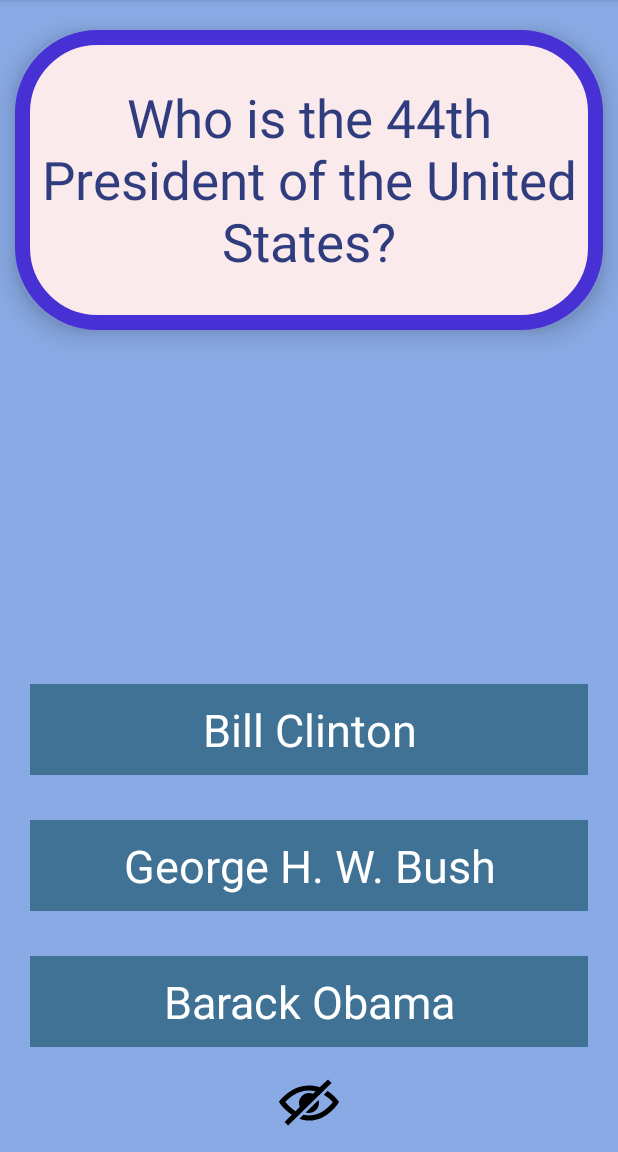
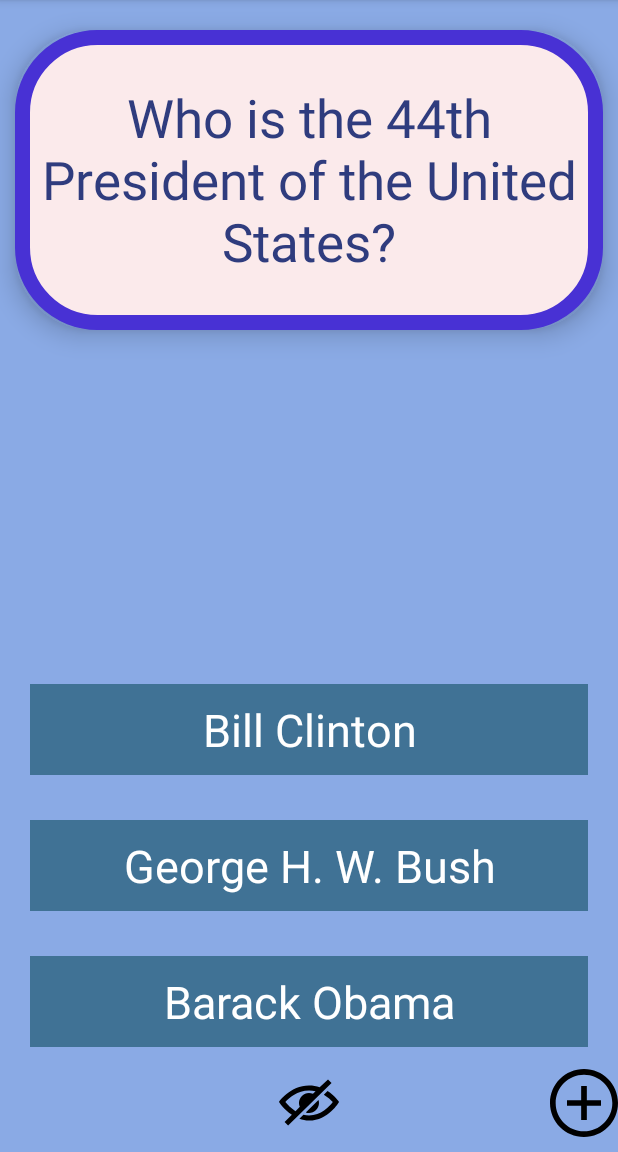
Before and after one commit to ericphuong/flashcards, an Android app: the screen it shows after launch (MainActivity), on a phone screen of 412 x 824 dp, the part 84-1236 px from its top. Run offline under Robolectric (Android 15) with nearby library versions, the phone set to English and light mode, and no system bars.

Commit message:
Updated app
Added new features

```diff
--- a/FlashcardsApp/app/src/main/AndroidManifest.xml
+++ b/FlashcardsApp/app/src/main/AndroidManifest.xml
@@ -10,6 +10,9 @@
         android:supportsRtl="true"
         android:theme="@style/Theme.FlashcardsApp">
         <activity
+            android:name=".AddCardActivity"
+            android:exported="false" />
+        <activity
             android:name=".MainActivity"
             android:exported="true">
             <intent-filter>
--- a/FlashcardsApp/app/src/main/java/com/example/flashcardsapp/MainActivity.java
+++ b/FlashcardsApp/app/src/main/java/com/example/flashcardsapp/MainActivity.java
@@ -1,13 +1,29 @@
 package com.example.flashcardsapp;
 
+import androidx.annotation.NonNull;
 import androidx.appcompat.app.AppCompatActivity;
 
+import android.content.Intent;
 import android.os.Bundle;
+import android.view.LayoutInflater;
 import android.view.View;
 import android.widget.ImageView;
 import android.widget.TextView;
 
 public class MainActivity extends AppCompatActivity {
+
+    @Override
+    protected void onActivityResult(int requestCode, int resultCode, Intent data) {
+        if (requestCode == 100 && resultCode == RESULT_OK) {
+            String string1 = data.getExtras().getString("string1");
+            String string2 = data.getExtras().getString("string2");
+            ((TextView) findViewById(R.id.flashcard_question)).setText(string1);
+            ((TextView) findViewById(R.id.flashcard_answer)).setText(string2);
+            ((TextView) findViewById(R.id.first_answer)).setVisibility(View.INVISIBLE);
+            ((TextView) findViewById(R.id.second_answer)).setVisibility(View.INVISIBLE);
+            ((TextView) findViewById(R.id.third_answer)).setVisibility(View.INVISIBLE);
+        }
+    }
 
     @Override
     protected void onCreate(Bundle savedInstanceState) {
@@ -73,7 +89,20 @@ public class MainActivity extends AppCompatActivity {
             }
         });
 
+        findViewById(R.id.add).setOnClickListener(new View.OnClickListener() {
+            @Override
+            public void onClick(View view) {
+                Intent intent = new Intent(MainActivity.this, AddCardActivity.class);
+                MainActivity.this.startActivityForResult(intent, 100);
+            }
+        });
 
 
     }
+
+    @NonNull
+    @Override
+    public LayoutInflater getLayoutInflater() {
+        return super.getLayoutInflater();
+    }
 }
--- /dev/null
+++ b/FlashcardsApp/app/src/main/res/drawable/add2.xml
@@ -0,0 +1,9 @@
+<vector xmlns:android="http://schemas.android.com/apk/res/android"
+    android:width="24dp"
+    android:height="24dp"
+    android:viewportWidth="24"
+    android:viewportHeight="24">
+  <path
+      android:fillColor="#FF000000"
+      android:pathData="M12,2c5.514,0 10,4.486 10,10s-4.486,10 -10,10 -10,-4.486 -10,-10 4.486,-10 10,-10zM12,0c-6.627,0 -12,5.373 -12,12s5.373,12 12,12 12,-5.373 12,-12 -5.373,-12 -12,-12zM18,13h-5v5h-2v-5h-5v-2h5v-5h2v5h5v2z"/>
+</vector>
--- a/FlashcardsApp/app/src/main/res/layout/activity_main.xml
+++ b/FlashcardsApp/app/src/main/res/layout/activity_main.xml
@@ -11,16 +11,15 @@
         android:id="@+id/flashcard_question"
         android:layout_width="match_parent"
         android:layout_height="200dp"
-        android:text="Who is the 44th President of the United States?"
-        android:textSize="35sp"
-        android:gravity="center"
-        android:background="@drawable/card_background"
-        android:textColor="#2F3C7E"
-        android:elevation="10dp"
+        android:layout_marginLeft="10dp"
         android:layout_marginTop="20dp"
         android:layout_marginRight="10dp"
-        android:layout_marginLeft="10dp"
-        />
+        android:background="@drawable/card_background"
+        android:elevation="10dp"
+        android:gravity="center"
+        android:text="Who is the 44th President of the United States?"
+        android:textColor="#2F3C7E"
+        android:textSize="35sp" />
 
     <TextView
         android:id="@+id/flashcard_answer"
@@ -40,62 +39,59 @@
     <TextView
         android:id="@+id/third_answer"
         android:layout_width="wrap_content"
+        android:layout_height="wrap_content"
+        android:layout_alignLeft="@id/flashcard_answer"
+        android:layout_alignRight="@id/flashcard_answer"
+        android:layout_alignParentBottom="true"
         android:layout_centerHorizontal="true"
+        android:layout_marginLeft="10dp"
+        android:layout_marginRight="10dp"
         android:layout_marginBottom="70dp"
-        android:layout_marginRight="10dp"
-        android:layout_marginLeft="10dp"
         android:background="#407295"
-        android:layout_height="wrap_content"
-        android:layout_alignParentBottom="true"
+        android:gravity="center"
+        android:padding="10dp"
         android:text="Barack Obama"
-        android:padding="10dp"
         android:textColor="@color/white"
         android:textSize="30sp"
-        android:gravity="center"
-        android:layout_alignRight="@id/flashcard_answer"
-        android:layout_alignLeft="@id/flashcard_answer"
-        android:visibility="visible"
-        />
+        android:visibility="visible" />
 
     <TextView
         android:id="@+id/second_answer"
         android:layout_width="wrap_content"
+        android:layout_height="wrap_content"
+        android:layout_above="@id/third_answer"
+        android:layout_alignLeft="@id/flashcard_answer"
+        android:layout_alignRight="@id/flashcard_answer"
         android:layout_centerHorizontal="true"
+        android:layout_marginLeft="10dp"
+        android:layout_marginRight="10dp"
         android:layout_marginBottom="30dp"
-        android:layout_marginRight="10dp"
-        android:layout_marginLeft="10dp"
         android:background="#407295"
-        android:layout_height="wrap_content"
+        android:gravity="center"
+        android:padding="10dp"
         android:text="George H. W. Bush"
-        android:padding="10dp"
         android:textColor="@color/white"
         android:textSize="30sp"
-        android:gravity="center"
-        android:layout_above="@id/third_answer"
-        android:layout_alignRight="@id/flashcard_answer"
-        android:layout_alignLeft="@id/flashcard_answer"
-        android:visibility="visible"
-        />
+        android:visibility="visible" />
 
     <TextView
         android:id="@+id/first_answer"
         android:layout_width="wrap_content"
+        android:layout_height="wrap_content"
+        android:layout_above="@id/second_answer"
+        android:layout_alignLeft="@id/flashcard_answer"
+        android:layout_alignRight="@id/flashcard_answer"
         android:layout_centerHorizontal="true"
+        android:layout_marginLeft="10dp"
+        android:layout_marginRight="10dp"
         android:layout_marginBottom="30dp"
-        android:layout_marginRight="10dp"
-        android:layout_marginLeft="10dp"
         android:background="#407295"
-        android:layout_height="wrap_content"
+        android:gravity="center"
+        android:padding="10dp"
         android:text="Bill Clinton"
-        android:padding="10dp"
         android:textColor="@color/white"
         android:textSize="30sp"
-        android:gravity="center"
-        android:layout_above="@id/second_answer"
-        android:layout_alignRight="@id/flashcard_answer"
-        android:layout_alignLeft="@id/flashcard_answer"
-        android:visibility="visible"
-        />
+        android:visibility="visible" />
 
     <ImageView
         android:id="@+id/toggle_choices_visibility"
@@ -104,8 +100,7 @@
         android:layout_alignParentBottom="true"
         android:layout_centerHorizontal="true"
         android:src="@drawable/eye"
-        android:visibility="invisible"
-        />
+        android:visibility="invisible" />
 
     <ImageView
         android:id="@+id/toggle_choices_invisibility"
@@ -114,8 +109,17 @@
         android:layout_alignParentBottom="true"
         android:layout_centerHorizontal="true"
         android:src="@drawable/crossed_eye"
+        android:visibility="visible" />
+
+    <ImageView
+        android:id="@+id/add"
+        android:layout_width="45dp"
+        android:layout_height="65dp"
+        android:layout_alignParentBottom="true"
+        android:layout_centerHorizontal="true"
+        android:layout_alignParentRight="true"
+        android:src="@drawable/add2"
         android:visibility="visible"
         />
 
-
 </RelativeLayout>
```
Also changed, not shown: FlashcardsApp/app/src/main/java/com/example/flashcardsapp/AddCardActivity.java (added, +39 -0 lines), FlashcardsApp/app/src/main/res/drawable/add.xml (added, +10 -0 lines), FlashcardsApp/app/src/main/res/drawable/cancel.xml (added, +9 -0 lines), FlashcardsApp/app/src/main/res/drawable/save.xml (added, +9 -0 lines), FlashcardsApp/app/src/main/res/layout/activity_add_card.xml (added, +50 -0 lines).
